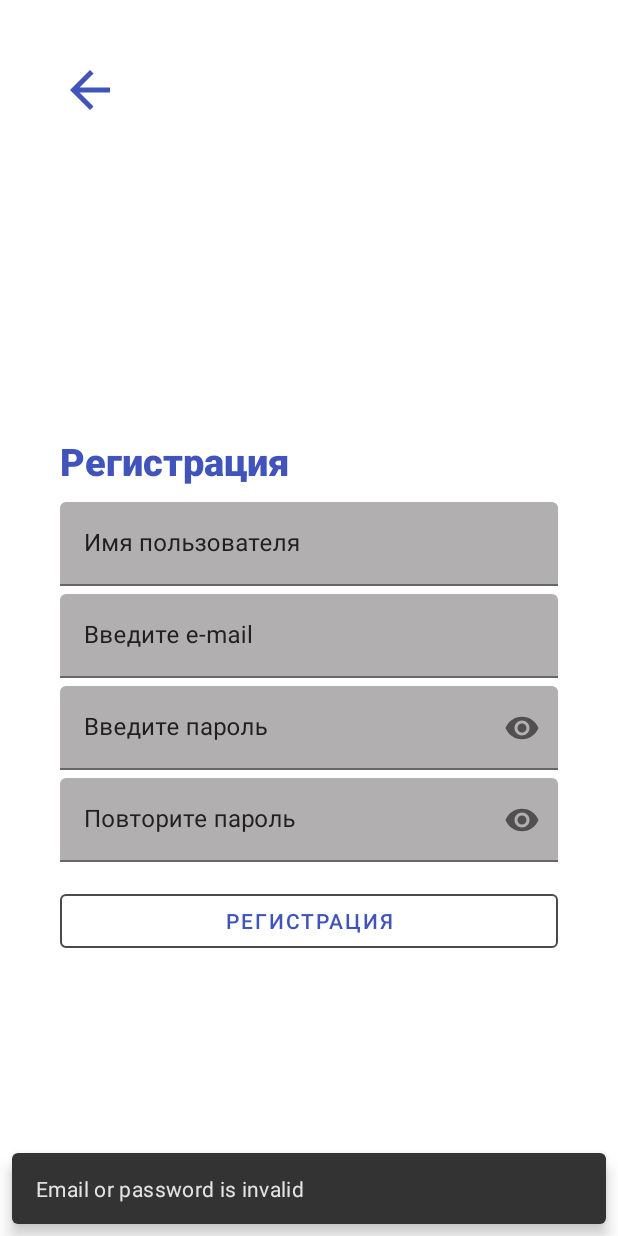
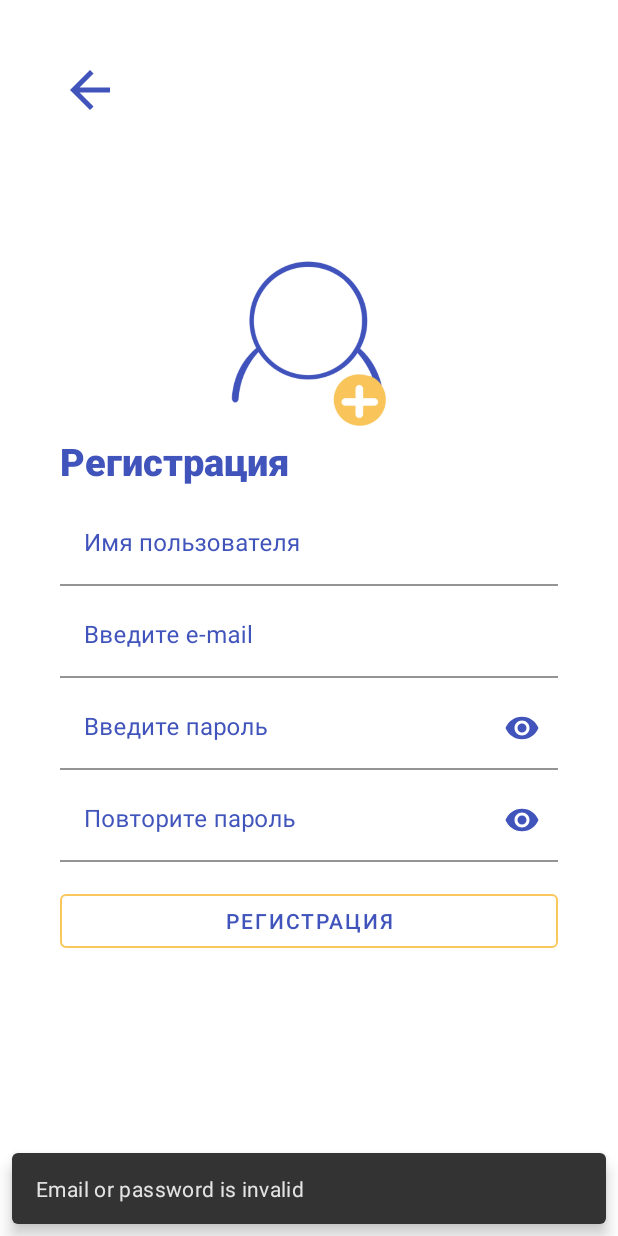
Before and after one commit to LoLichanxL/Project, an Android app: the screen it shows after launch (LoginActivity), after a tap on "РЕГИСТРАЦИЯ", on a phone screen of 412 x 824 dp. Run offline under Robolectric (Android 15) with nearby library versions, the light colour scheme and no system bars; our stand-ins replace Firebase (no records; nobody signed in at launch, a user with empty details on screens opened directly); 2 other taps on this screen came first.

Commit message:
ui register updates

```diff
--- a/app/src/main/res/layout/fragment_register.xml
+++ b/app/src/main/res/layout/fragment_register.xml
@@ -15,8 +15,7 @@
         android:src="@drawable/ic_baseline_arrow_back_24"
         app:layout_constraintStart_toStartOf="parent"
         app:layout_constraintTop_toTopOf="parent"
-        android:clickable="true"
-        >
+        android:clickable="true">
 
     </ImageView>
 
@@ -33,7 +32,7 @@
             android:layout_gravity="center"
             android:layout_marginTop="100dp"
             app:shapeAppearance="@style/shapeableImageView"
-            tools:srcCompat="@tools:sample/avatars" />
+            app:srcCompat="@drawable/add_user_image" />
 
         <!-- app:srcCompat="@drawable/register_user_image" -->
 
@@ -55,10 +54,10 @@
             android:layout_marginTop="10dp"
             android:layout_marginBottom="5dp"
             android:hint="@string/hint_register_username"
-            android:textColorHint="@color/mediumGrey"
-            app:boxBackgroundColor="@color/ultraLightGrey"
+            android:textColorHint="@color/darkBlue"
+            app:boxBackgroundColor="@color/white"
             app:boxStrokeColor="@color/lightGrey"
-            app:hintTextColor="@color/lightGrey">
+            app:hintTextColor="@color/darkBlue">
 
             <com.google.android.material.textfield.TextInputEditText
                 android:id="@+id/register_username_edit"
@@ -76,10 +75,10 @@
             android:layout_height="wrap_content"
             android:layout_marginBottom="5dp"
             android:hint="@string/hint_email"
-            android:textColorHint="@color/mediumGrey"
-            app:boxBackgroundColor="@color/ultraLightGrey"
+            android:textColorHint="@color/darkBlue"
+            app:boxBackgroundColor="@color/white"
             app:boxStrokeColor="@color/lightGrey"
-            app:hintTextColor="@color/lightGrey">
+            app:hintTextColor="@color/darkBlue">
 
             <com.google.android.material.textfield.TextInputEditText
                 android:id="@+id/register_email_edit"
@@ -97,11 +96,12 @@
             android:layout_height="wrap_content"
             android:layout_marginBottom="5dp"
             android:hint="@string/hint_password"
-            android:textColorHint="@color/mediumGrey"
-            app:boxBackgroundColor="@color/ultraLightGrey"
+            android:textColorHint="@color/darkBlue"
+            app:boxBackgroundColor="@color/white"
             app:boxStrokeColor="@color/lightGrey"
             app:endIconMode="password_toggle"
-            app:hintTextColor="@color/lightGrey">
+            app:endIconTint="@color/darkBlue"
+            app:hintTextColor="@color/darkBlue">
 
             <com.google.android.material.textfield.TextInputEditText
                 android:id="@+id/register_password_edit_first"
@@ -119,11 +119,12 @@
             android:layout_height="wrap_content"
             android:layout_marginBottom="15dp"
             android:hint="Повторите пароль"
-            android:textColorHint="@color/mediumGrey"
-            app:boxBackgroundColor="@color/ultraLightGrey"
+            android:textColorHint="@color/darkBlue"
+            app:boxBackgroundColor="@color/white"
             app:boxStrokeColor="@color/lightGrey"
+            app:endIconTint="@color/darkBlue"
             app:endIconMode="password_toggle"
-            app:hintTextColor="@color/lightGrey">
+            app:hintTextColor="@color/darkBlue">
 
             <com.google.android.material.textfield.TextInputEditText
                 android:id="@+id/register_password_edit_second"
@@ -139,9 +140,8 @@
             style="?attr/materialButtonOutlinedStyle"
             android:layout_width="match_parent"
             android:layout_height="wrap_content"
-            android:backgroundTint="@android:color/transparent"
             android:text="@string/button_register"
             android:textColor="@color/darkBlue"
-            app:strokeColor="@color/lightGrey" />
+            app:strokeColor="@color/yellow" />
     </LinearLayout>
 </androidx.constraintlayout.widget.ConstraintLayout>
```
Also changed, not shown: app/src/main/res/drawable-v24/add_user_image.PNG (added), app/src/main/res/drawable-v24/app_logo.PNG (added).
